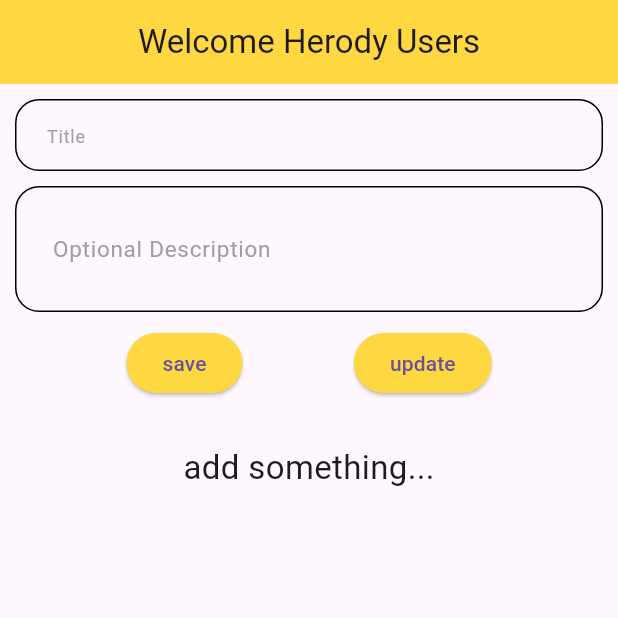
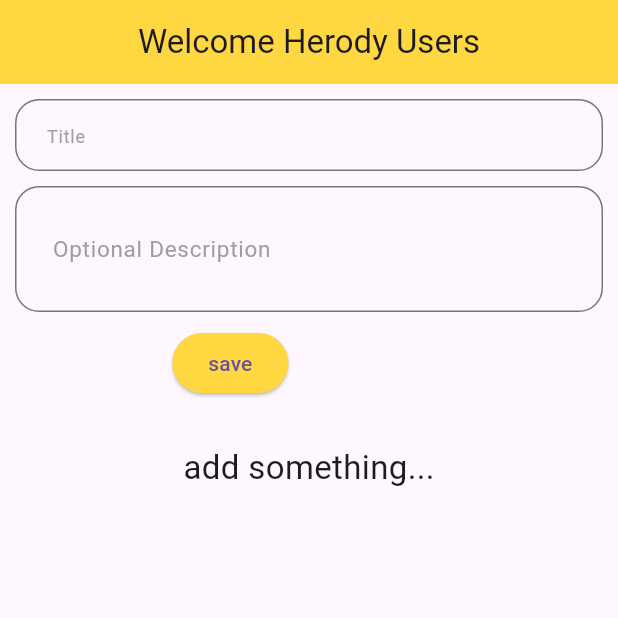
Before and after one commit to aswadevsagara/to-do-app, a Flutter app: the screen it shows after launch, on a phone screen of 412 x 824 dp, the top half of it. Run offline on Flutter 3.47's test engine with Material 3 defaults, Android fonts, the phone set to English and light mode, and no system bars.

Commit message:
change button

```diff
--- a/lib/constants/titles.dart
+++ b/lib/constants/titles.dart
@@ -1,4 +1,4 @@
-import 'package:flutter/src/widgets/editable_text.dart';
+
 
 class Titles{
   String title1;
--- a/lib/main.dart
+++ b/lib/main.dart
@@ -1,5 +1,5 @@
 import 'package:flutter/material.dart';
-import 'package:todo_app/constants/colors.dart';
+
 import 'package:todo_app/page_views/home_page.dart';
 
 void main() {
--- a/lib/page_views/home_page.dart
+++ b/lib/page_views/home_page.dart
@@ -1,7 +1,5 @@
-import 'package:flutter/cupertino.dart';
-import 'package:flutter/gestures.dart';
 import 'package:flutter/material.dart';
-import 'package:flutter/widgets.dart';
+
 import 'package:todo_app/constants/colors.dart';
 import 'package:todo_app/constants/strings.dart';
 import 'package:todo_app/reusable_widgets/customtextfield.dart';
@@ -19,14 +17,15 @@ class PageHome extends StatefulWidget {
 class _PageHomeState extends State<PageHome> {
   TextEditingController titleController = TextEditingController();
   TextEditingController descriptionController = TextEditingController();
-
+ bool isButton = false;
   List<Titles> titles = List.empty(growable: true);
 
   int selectedIndex = 1;
-  GlobalKey<FormState> formKey= GlobalKey<FormState>();
+  final formKey = GlobalKey<FormState>();
 
   @override
   Widget build(BuildContext context) {
+
     return Scaffold(
       appBar: AppBar(
         backgroundColor: liteYellow,
@@ -42,7 +41,7 @@ class _PageHomeState extends State<PageHome> {
             // textfield_1 //
 
             Form(
-              key:formKey ,
+              key: formKey,
               child: TextFields(
                 formKey: formKey,
                 controller: titleController,
@@ -74,24 +73,29 @@ class _PageHomeState extends State<PageHome> {
             Row(
               mainAxisAlignment: MainAxisAlignment.spaceEvenly,
               children: [
-                CustomButton(
+                Visibility(
+                  visible: !isButton,
+                  child: CustomButton(
                     onPressed: () {
-                   if(formKey.currentState!.validate()){
+                      if (formKey.currentState!.validate()) {
                         String title = titleController.text.trim();
                         String description1 = descriptionController.text.trim();
                         if (title.isNotEmpty) {
                           setState(() {
                             titleController.text = "";
                             descriptionController.text = "";
-                        titles.add(
-                            Titles(title1: title, description: description1));
+                            titles.add(Titles(
+                                title1: title, description: description1));
                           });
                         }
                       }
                     },
                     text: "save",
                   ),
-                CustomButton(
+                ),
+                Visibility(
+                  visible: isButton,
+                  child: CustomButton(
                     onPressed: () {
                       String title = titleController.text.trim();
                       String description1 = descriptionController.text.trim();
@@ -102,15 +106,17 @@ class _PageHomeState extends State<PageHome> {
                           titles[selectedIndex].title1 = title;
                           titles[selectedIndex].description = description1;
                           selectedIndex = -1;
+                          isButton=false;
                         });
                       }
                     },
                     text: "update",
                   ),
+                ),
               ],
             ),
             titles.isEmpty
-                ? Padding(
+                ? const Padding(
                     padding: EdgeInsets.only(top: 30),
                     child: Text(
                       "add something...",
@@ -120,7 +126,15 @@ class _PageHomeState extends State<PageHome> {
                 : Expanded(
                     child: ListView.builder(
                       itemCount: titles.length,
-                      itemBuilder: (context, index) => getRow(index),
+                      itemBuilder: (context, index) => getRow(index,() {
+                        print("hello");
+                         titleController.text = titles[index].title1;
+                  descriptionController.text = titles[index].description;
+                  setState(() {
+                    selectedIndex = index;
+                    isButton=true;
+                  });
+                      }),
                     ),
                   )
           ],
@@ -129,13 +143,16 @@ class _PageHomeState extends State<PageHome> {
     );
   }
 
-  Widget getRow(int index) {
-    return Card( color:titles[index].checkboxValue?liteYellow:Colors.white ,
+  Widget getRow(int index,VoidCallback fun) {
+    return Card(
+      color: titles[index].checkboxValue ? liteYellow : Colors.white,
       child: ListTile(
         leading: Checkbox(
-            value: titles[index].checkboxValue, activeColor: liteYellow, onChanged: (newBool) {
+            value: titles[index].checkboxValue,
+            activeColor: liteYellow,
+            onChanged: (newBool) {
               setState(() {
-               titles[index].checkboxValue=!titles[index].checkboxValue;
+                titles[index].checkboxValue = !titles[index].checkboxValue;
               });
             }),
         title: Column(
@@ -153,13 +170,7 @@ class _PageHomeState extends State<PageHome> {
             mainAxisAlignment: MainAxisAlignment.spaceAround,
             children: [
               InkWell(
-                onTap: () {
-                  titleController.text = titles[index].title1;
-                  descriptionController.text = titles[index].description;
-                  setState(() {
-                    selectedIndex = index;
-                  });
-                },
+                onTap:  fun,
                 child: Icon(Icons.edit),
               ),
               InkWell(
--- a/lib/reusable_widgets/customtextfield.dart
+++ b/lib/reusable_widgets/customtextfield.dart
@@ -24,10 +24,10 @@ class TextFields extends StatelessWidget {
   Widget build(BuildContext context) {
     return TextFormField(
       validator: (value) {
-        if(value==null||value.isEmpty){
-              return "value is empty";
-        }else{
-       return null;
+        if (value == null || value.isEmpty) {
+          return "value is empty";
+        } else {
+          return null;
         }
       },
       controller: controller,
@@ -41,7 +41,8 @@ class TextFields extends StatelessWidget {
             fontSize: fontSize,
           ),
           contentPadding: EdgeInsets.symmetric(vertical: verticalhgt!),
-          enabledBorder: const OutlineInputBorder(
+
+          border: const OutlineInputBorder(
               borderSide: BorderSide(color: black),
               borderRadius: BorderRadius.all(
                 Radius.circular(16),
```
Lines whose indentation alone changed are shown as unchanged.
